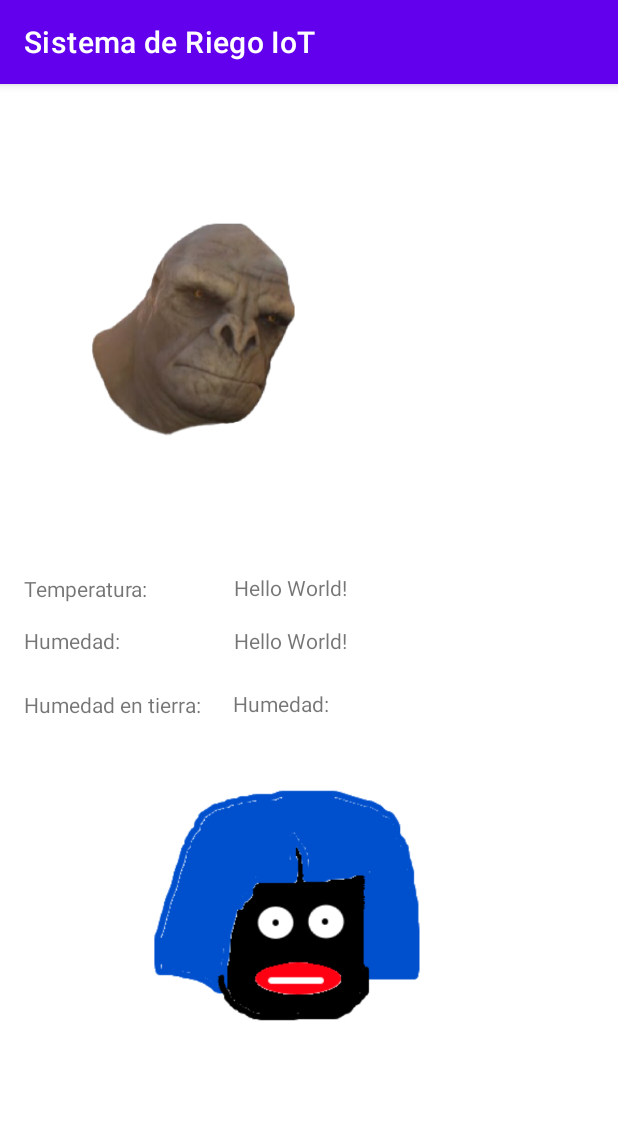
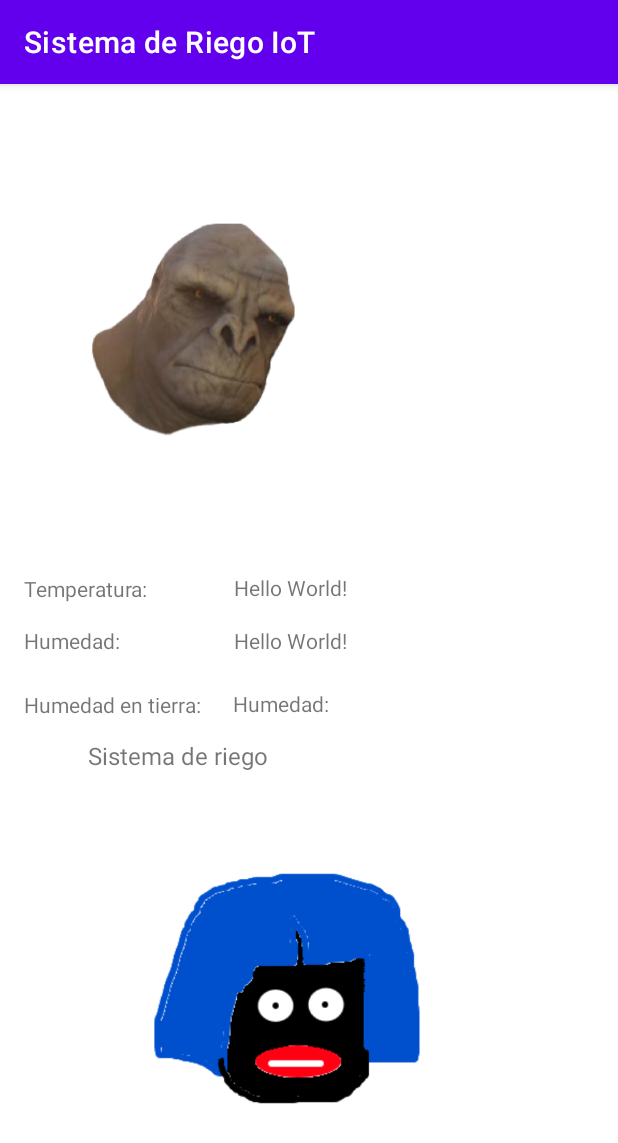
Before and after one commit to joseeduardo1521/Sistema-de-riego-por-temperatura-IoT, an Android app: the screen it shows after launch (MainActivity), on a phone screen of 412 x 824 dp. Shown: the top 1143 px of the screen. Run offline under Robolectric (Android 15) with nearby library versions, the phone set to English and light mode, and no system bars; our stand-ins replace Firebase (no records; nobody signed in at launch, a user with empty details on screens opened directly).

Commit message:
app jalando al 100

```diff
--- a/App Sistema de Riego IoT/app/build.gradle
+++ b/App Sistema de Riego IoT/app/build.gradle
@@ -35,6 +35,8 @@ dependencies {
     implementation 'com.google.android.material:material:1.7.0'
     implementation 'androidx.constraintlayout:constraintlayout:2.1.4'
     implementation 'com.google.firebase:firebase-database:20.1.0'
+    implementation 'com.airbnb.android:lottie:5.2.0'
+    implementation "androidx.cardview:cardview:1.0.0"
     testImplementation 'junit:junit:4.13.2'
     androidTestImplementation 'androidx.test.ext:junit:1.1.5'
     androidTestImplementation 'androidx.test.espresso:espresso-core:3.5.1'
--- a/App Sistema de Riego IoT/app/src/main/java/com/example/timess/MainActivity.java
+++ b/App Sistema de Riego IoT/app/src/main/java/com/example/timess/MainActivity.java
@@ -17,6 +17,7 @@ public class MainActivity extends AppCompatActivity {
     private TextView texto1;
     private TextView texto2;
     private TextView texto3;
+    private TextView texto4;
     private DatabaseReference mDatabase;
     private FirebaseDatabase firebaseDatabase = FirebaseDatabase.getInstance();
     private DatabaseReference databaseReference = firebaseDatabase.getReference();
@@ -33,6 +34,7 @@ public class MainActivity extends AppCompatActivity {
         texto1 = (TextView) findViewById(R.id.mms);
         texto2 = (TextView) findViewById(R.id.mms2);
         texto3 = (TextView) findViewById(R.id.info);
+        texto4 = (TextView) findViewById(R.id.tatus);
         mDatabase = FirebaseDatabase.getInstance().getReference();
         getUserInfo();
 
@@ -47,10 +49,14 @@ public class MainActivity extends AppCompatActivity {
                 String Temperatura = snapshot.child("Temperatura").getValue().toString();
                 String Humedad = snapshot.child("Humedad").getValue().toString();
                 String HumedadSu = snapshot.child("Humedad Tierra").getValue().toString();
+                String mac = snapshot.child("Mensaje").getValue().toString();
                 texto1.setText(Temperatura);
                 texto2.setText(Humedad);
                 texto3.setText(HumedadSu);
+                texto4.setText(mac);
+
             }
+
             }
 
             @Override
--- a/App Sistema de Riego IoT/app/src/main/res/layout/activity_main.xml
+++ b/App Sistema de Riego IoT/app/src/main/res/layout/activity_main.xml
@@ -88,7 +88,7 @@
         app:layout_constraintHorizontal_bias="0.438"
         app:layout_constraintStart_toStartOf="parent"
         app:layout_constraintTop_toTopOf="parent"
-        app:layout_constraintVertical_bias="0.771"
+        app:layout_constraintVertical_bias="0.862"
         app:srcCompat="@drawable/buebos" />
 
     <ImageView
@@ -103,4 +103,17 @@
         app:layout_constraintVertical_bias="0.071"
         app:srcCompat="@drawable/craig" />
 
+    <TextView
+        android:id="@+id/tatus"
+        android:layout_width="wrap_content"
+        android:layout_height="wrap_content"
+        android:text="Sistema de riego"
+        android:textSize="16sp"
+        app:layout_constraintBottom_toBottomOf="parent"
+        app:layout_constraintEnd_toEndOf="parent"
+        app:layout_constraintHorizontal_bias="0.202"
+        app:layout_constraintStart_toStartOf="parent"
+        app:layout_constraintTop_toTopOf="parent"
+        app:layout_constraintVertical_bias="0.585" />
+
 </androidx.constraintlayout.widget.ConstraintLayout>
```
